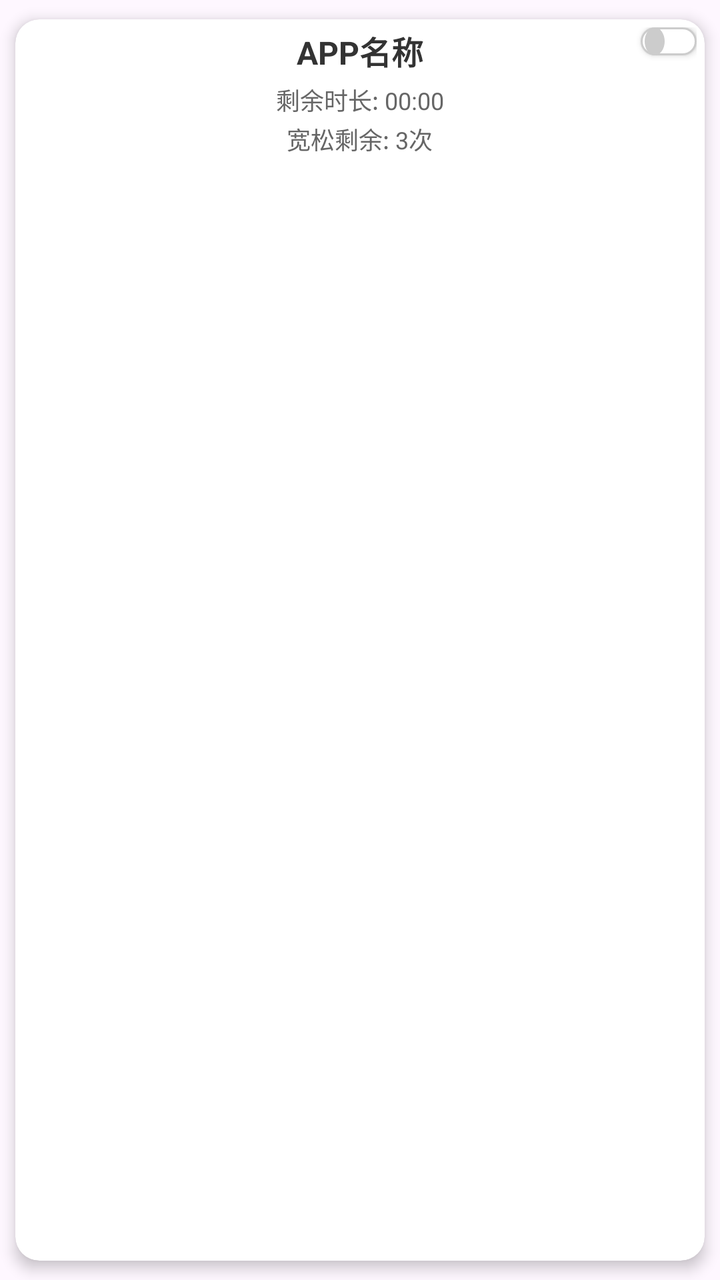
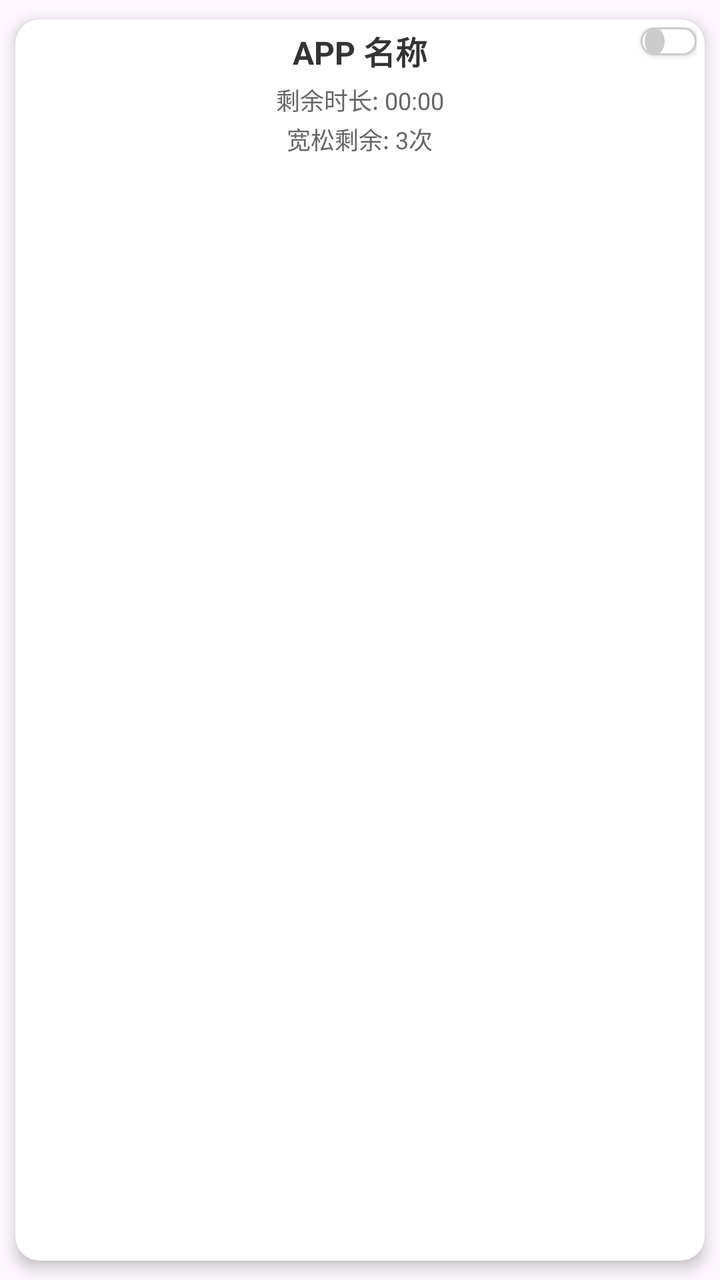

Screens rendered from an Android XML layout before and after an edit, with the pre-edit source and the edit as a unified diff.
<!-- AndroidManifest.xml: application theme Theme.Basic -->
<!-- res/layout/item_app_card.xml -->
<?xml version="1.0" encoding="utf-8"?>
<androidx.cardview.widget.CardView xmlns:android="http://schemas.android.com/apk/res/android"
    xmlns:app="http://schemas.android.com/apk/res-auto"
    android:layout_width="match_parent"
    android:layout_height="wrap_content"
    android:layout_margin="2dp"
    android:clickable="true"
    android:focusable="true"
    android:foreground="?android:attr/selectableItemBackground"
    app:cardCornerRadius="12dp"
    app:cardElevation="4dp"
    app:cardUseCompatPadding="true"
    app:cardBackgroundColor="#FFFFFF">

    <RelativeLayout
        android:layout_width="match_parent"
        android:layout_height="wrap_content"
        android:padding="4dp">

        
        <TextView
            android:id="@+id/btn_delete_app"
            android:layout_width="20dp"
            android:layout_height="20dp"
            android:layout_alignParentStart="true"
            android:layout_alignParentTop="true"
            android:text="✕"
            android:textSize="14sp"
            android:textStyle="bold"
            android:textColor="#999999"
            android:gravity="center"
            android:clickable="true"
            android:focusable="true"
            android:background="?android:attr/selectableItemBackgroundBorderless"
            android:visibility="gone" />

        
        <ToggleButton
            android:id="@+id/toggle_monitor"
            android:layout_width="28dp"
            android:layout_height="14dp"
            android:layout_alignParentEnd="true"
            android:layout_alignParentTop="true"
            android:background="@drawable/toggle_switch_background"
            android:textOff=""
            android:textOn=""
            android:checked="false" />

        
        <LinearLayout
            android:layout_width="match_parent"
            android:layout_height="wrap_content"
            android:layout_centerInParent="true"
            android:orientation="vertical"
            android:gravity="center"
            android:layout_marginStart="22dp"
            android:layout_marginEnd="26dp">

            <TextView
                android:id="@+id/tv_app_name"
                android:layout_width="wrap_content"
                android:layout_height="wrap_content"
                android:text="APP名称"
                android:textSize="16sp"
                android:textStyle="bold"
                android:textColor="#333333"
                android:gravity="center" />

            <TextView
                android:id="@+id/tv_remaining_time"
                android:layout_width="wrap_content"
                android:layout_height="wrap_content"
                android:layout_marginTop="4dp"
                android:text="剩余时长: 00:00"
                android:textSize="12sp"
                android:textColor="#666666"
                android:gravity="center" />

            <TextView
                android:id="@+id/tv_relaxed_count"
                android:layout_width="wrap_content"
                android:layout_height="wrap_content"
                android:layout_marginTop="2dp"
                android:text="宽松剩余: 3次"
                android:textSize="12sp"
                android:textColor="#666666"
                android:gravity="center" />

        </LinearLayout>

    </RelativeLayout>

</androidx.cardview.widget.CardView>
<!-- resources referenced by this layout -->
<resources>
  <!-- drawable toggle_switch_background (drawable) -->
  <?xml version="1.0" encoding="utf-8"?>
  <selector xmlns:android="http://schemas.android.com/apk/res/android">
      
      <item android:state_checked="true">
          <layer-list>
              
              <item>
                  <shape android:shape="rectangle">
                      <solid android:color="#4CAF50" />
                      <corners android:radius="12dp" />
                  </shape>
              </item>
              
              <item android:gravity="end" android:right="2dp">
                  <shape android:shape="oval">
                      <solid android:color="#FFFFFF" />
                      <size android:width="10dp" android:height="10dp" />
                  </shape>
              </item>
          </layer-list>
      </item>
      
      
      <item android:state_checked="false">
          <layer-list>
              
              <item>
                  <shape android:shape="rectangle">
                      <solid android:color="#FFFFFF" />
                      <stroke android:width="1dp" android:color="#CCCCCC" />
                      <corners android:radius="12dp" />
                  </shape>
              </item>
              
              <item android:gravity="start" android:left="2dp">
                  <shape android:shape="oval">
                      <solid android:color="#CCCCCC" />
                      <size android:width="10dp" android:height="10dp" />
                  </shape>
              </item>
          </layer-list>
      </item>
  </selector>
  <style name="Theme.Basic" parent="Base.Theme.Basic" />
  <style name="Base.Theme.Basic" parent="Theme.Material3.DayNight.NoActionBar">
          
          
      </style>
</resources>

<!-- the commit's change to res/layout/item_app_card.xml (unified diff, before → after) -->
@@ -60,7 +60,7 @@
                 android:id="@+id/tv_app_name"
                 android:layout_width="wrap_content"
                 android:layout_height="wrap_content"
-                android:text="APP名称"
+                android:text="APP 名称"
                 android:textSize="16sp"
                 android:textStyle="bold"
                 android:textColor="#333333"
